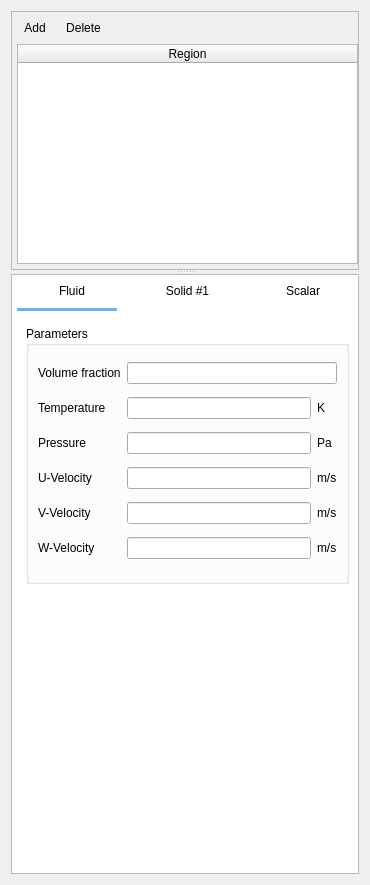
This is gui/uifiles/initial_conditions.ui in truongd8593/mfix as Qt 5 draws it before an edit. The edited form follows.
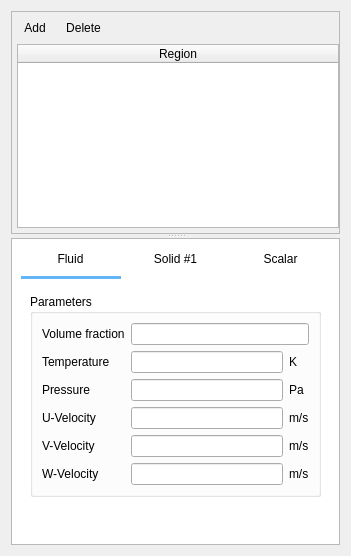
This is the edited form.

Commit message: reduce height

Patch:
```diff
--- a/gui/uifiles/initial_conditions.ui
+++ b/gui/uifiles/initial_conditions.ui
@@ -6,8 +6,8 @@
    <rect>
     <x>0</x>
     <y>0</y>
-    <width>370</width>
-    <height>885</height>
+    <width>351</width>
+    <height>556</height>
    </rect>
   </property>
   <property name="windowTitle">
@@ -112,7 +112,7 @@
       <property name="minimumSize">
        <size>
         <width>0</width>
-        <height>600</height>
+        <height>0</height>
        </size>
       </property>
       <property name="styleSheet">
@@ -126,23 +126,11 @@
         <rect>
          <x>0</x>
          <y>0</y>
-         <width>348</width>
-         <height>596</height>
+         <width>329</width>
+         <height>305</height>
         </rect>
        </property>
        <layout class="QVBoxLayout" name="verticalLayout_3">
-        <property name="leftMargin">
-         <number>5</number>
-        </property>
-        <property name="topMargin">
-         <number>5</number>
-        </property>
-        <property name="rightMargin">
-         <number>0</number>
-        </property>
-        <property name="bottomMargin">
-         <number>5</number>
-        </property>
         <item>
          <layout class="QHBoxLayout" name="tab_box">
           <item>
```
Left out of the diff: 2 changed lines with no effect on the pictures.
